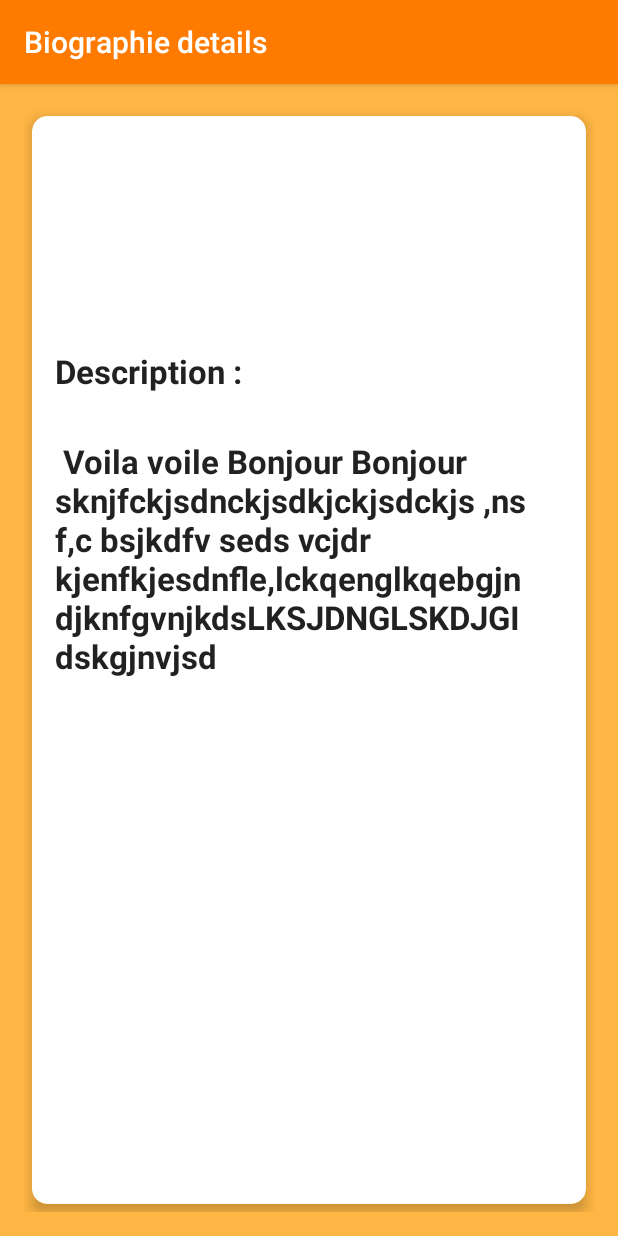
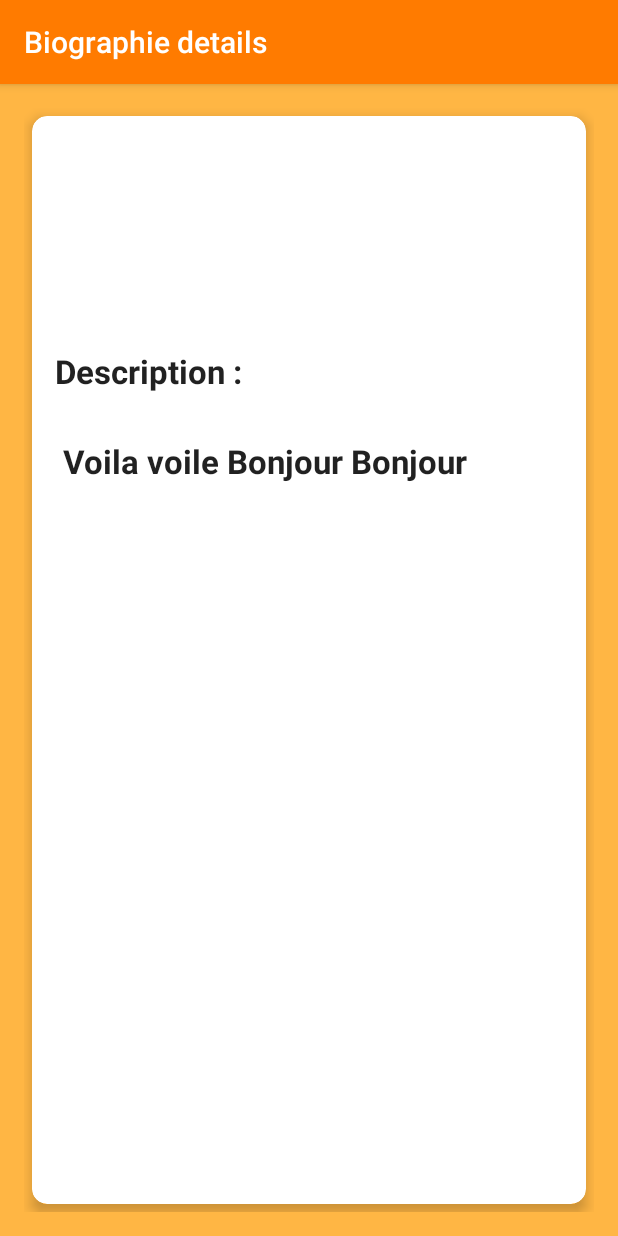
Before and after one commit to sharndip11/SHBeta, an Android app: the BioDetailsActivity screen opened directly, with no data from a screen before it, on a phone screen of 412 x 824 dp. Run offline under Robolectric (Android 15) with nearby library versions, the light colour scheme and no system bars; 3 statements that could not run were skipped.

```diff
--- a/app/src/main/res/layout/content_biographie_details.xml
+++ b/app/src/main/res/layout/content_biographie_details.xml
@@ -73,8 +73,7 @@
                     android:layout_height="wrap_content"
                     android:padding="15dp"
                     android:textStyle="bold"
-                    android:text=" Voila voile Bonjour Bonjour sknjfckjsdnckjsdkjckjsdckjs
-,ns f,c bsjkdfv seds vcjdr kjenfkjesdnfle,lckqenglkqebgjndjknfgvnjkdsLKSJDNGLSKDJGI dskgjnvjsd"
+                    android:text=" Voila voile Bonjour Bonjour"
                     android:textAppearance="?android:attr/textAppearanceLarge" />
 
             </LinearLayout>
```
